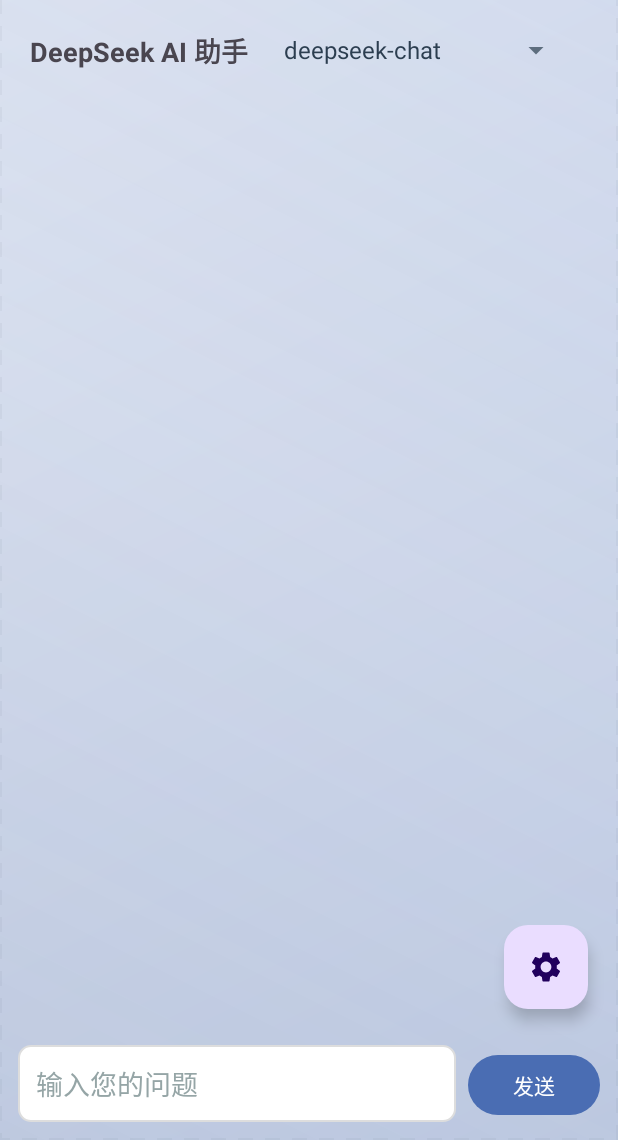
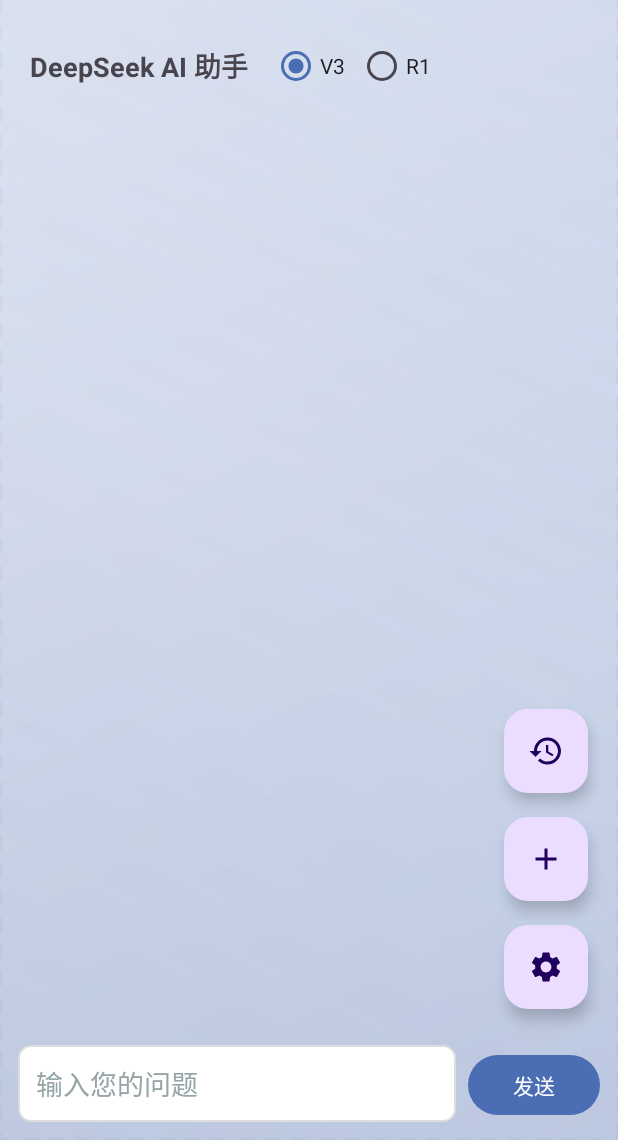
Before and after one commit to YZGUS/BDown, an Android app: the screen it shows after launch (MainActivity), after a tap on "DeepSeek", on a phone screen of 412 x 824 dp, the part 96-1236 px from its top. Run offline under Robolectric (Android 15) with nearby library versions, the phone set to English and light mode, and no system bars; libraries missing offline, so code that uses them is left out: com.alibaba.fastjson2, io.noties.markwon; 3 statements that could not run were skipped.

Commit message:
Feature: 优化 DeepSeek 交互页面

```diff
--- a/app/src/main/java/com/yz/bdown/fragment/deepseek/DeepSeekFragment.java
+++ b/app/src/main/java/com/yz/bdown/fragment/deepseek/DeepSeekFragment.java
@@ -4,21 +4,24 @@ import static com.yz.bdown.contents.DeepSeekModelEnum.R1;
 import static com.yz.bdown.contents.DeepSeekModelEnum.V3;
 
 import android.app.AlertDialog;
+import android.content.ClipData;
+import android.content.ClipboardManager;
 import android.content.Context;
 import android.content.SharedPreferences;
 import android.os.Bundle;
 import android.os.Handler;
 import android.os.Looper;
 import android.text.TextUtils;
+import android.util.Log;
 import android.view.LayoutInflater;
 import android.view.View;
 import android.view.ViewGroup;
-import android.widget.AdapterView;
-import android.widget.ArrayAdapter;
 import android.widget.Button;
 import android.widget.EditText;
 import android.widget.ProgressBar;
-import android.widget.Spinner;
+import android.widget.RadioButton;
+import android.widget.RadioGroup;
+import android.widget.Toast;
 
 import androidx.annotation.NonNull;
 import androidx.annotation.Nullable;
@@ -40,6 +43,7 @@ import java.util.List;
 import java.util.concurrent.atomic.AtomicBoolean;
 
 import io.noties.markwon.Markwon;
+import io.noties.markwon.core.CorePlugin;
 import io.noties.markwon.ext.strikethrough.StrikethroughPlugin;
 import io.noties.markwon.ext.tables.TablePlugin;
 import io.noties.markwon.ext.tasklist.TaskListPlugin;
@@ -60,15 +64,17 @@ public class DeepSeekFragment extends Fragment {
     private RecyclerView chatRecyclerView;
     private ProgressBar progressBar;
     private FloatingActionButton settingsButton;
-    private Spinner modelSelector;
+    private FloatingActionButton newChatButton;
+    private FloatingActionButton historyDrawingButton;
+    private RadioGroup modelSelector;
+    private RadioButton v3RadioButton;
+    private RadioButton r1RadioButton;
     private Handler mainHandler;
 
     // 当前API调用，用于取消请求
-    private okhttp3.Call currentCall;
     private AtomicBoolean isCancelled = new AtomicBoolean(false);
 
-    private final String[] MODEL_OPTIONS = {"deepseek-chat", "deepseek-reasoner"};
-    private String currentModel = MODEL_OPTIONS[0];
+    private String currentModel = R1.getModel();
 
     private List<ChatMessage> messageHistory = new ArrayList<>();
     private ChatMessageAdapter chatAdapter;
@@ -81,9 +87,6 @@ public class DeepSeekFragment extends Fragment {
     private int consecutiveFailures = 0;
     private static final int MAX_FAILURES = 3;
     private int currentAssistantMessageIndex = -1;
-
-    // 在 DeepSeekFragment 类中添加成员变量用于累积当前提问的思考内容
-    private StringBuilder currentReasoningContent = new StringBuilder();
 
     @Nullable
     @Override
@@ -102,6 +105,9 @@ public class DeepSeekFragment extends Fragment {
         // 设置事件监听
         setupListeners();
 
+        // 设置双击复制功能
+        setupCopyOnDoubleTap();
+
         return view;
     }
 
@@ -111,6 +117,7 @@ public class DeepSeekFragment extends Fragment {
     private void initMarkwon() {
         // 配置 Markwon 实例，使用多个插件以支持丰富的 Markdown 功能
         markwon = Markwon.builder(requireContext())
+                .usePlugin(CorePlugin.create())
                 .usePlugin(StrikethroughPlugin.create())
                 .usePlugin(TablePlugin.create(requireContext()))
                 .usePlugin(TaskListPlugin.create(requireContext()))
@@ -128,7 +135,11 @@ public class DeepSeekFragment extends Fragment {
         chatRecyclerView = view.findViewById(R.id.deepseek_chat_recycler_view);
         progressBar = view.findViewById(R.id.deepseek_progress);
         settingsButton = view.findViewById(R.id.deepseek_settings_button);
+        newChatButton = view.findViewById(R.id.new_chat_button);
+        historyDrawingButton = view.findViewById(R.id.history_drawing_button);
         modelSelector = view.findViewById(R.id.model_selector);
+        v3RadioButton = view.findViewById(R.id.model_v3);
+        r1RadioButton = view.findViewById(R.id.model_r1);
         mainHandler = new Handler(Looper.getMainLooper());
 
         // 设置RecyclerView
@@ -144,36 +155,48 @@ public class DeepSeekFragment extends Fragment {
      * 设置模型选择器
      */
     private void setupModelSelector() {
-        ArrayAdapter<String> adapter = new ArrayAdapter<>(
-                requireContext(),
-                android.R.layout.simple_spinner_item,
-                MODEL_OPTIONS
-        );
-        adapter.setDropDownViewResource(android.R.layout.simple_spinner_dropdown_item);
-        modelSelector.setAdapter(adapter);
-
         // 加载保存的模型选择
         String savedModel = getSelectedModel();
-        for (int i = 0; i < MODEL_OPTIONS.length; i++) {
-            if (MODEL_OPTIONS[i].equals(savedModel)) {
-                modelSelector.setSelection(i);
-                currentModel = savedModel;
-                break;
-            }
+
+        // 根据保存的模型设置选中状态
+        if (R1.getModel().equals(savedModel)) {
+            r1RadioButton.setChecked(true);
+            currentModel = R1.getModel();
+        } else {
+            v3RadioButton.setChecked(true);
+            currentModel = V3.getModel();
         }
 
-        modelSelector.setOnItemSelectedListener(new AdapterView.OnItemSelectedListener() {
-            @Override
-            public void onItemSelected(AdapterView<?> parent, View view, int position, long id) {
-                currentModel = MODEL_OPTIONS[position];
-                saveSelectedModel(currentModel);
+        // 设置RadioGroup监听器
+        modelSelector.setOnCheckedChangeListener((group, checkedId) -> {
+            if (checkedId == R.id.model_v3) {
+                currentModel = V3.getModel();
+            } else if (checkedId == R.id.model_r1) {
+                currentModel = R1.getModel();
             }
+            saveSelectedModel(currentModel);
+        });
+    }
 
-            @Override
-            public void onNothingSelected(AdapterView<?> parent) {
-                // 什么也不做
+    /**
+     * 设置双击复制功能
+     */
+    private void setupCopyOnDoubleTap() {
+        chatAdapter.setOnItemDoubleClickListener(message -> {
+            if (message != null && !TextUtils.isEmpty(message.getContent())) {
+                copyToClipboard(message.getContent());
+                Toast.makeText(requireContext(), "文本已复制到剪贴板", Toast.LENGTH_SHORT).show();
             }
         });
+    }
+
+    /**
+     * 复制文本到剪贴板
+     */
+    private void copyToClipboard(String text) {
+        ClipboardManager clipboard = (ClipboardManager) requireContext().getSystemService(Context.CLIPBOARD_SERVICE);
+        ClipData clip = ClipData.newPlainText("聊天消息", text);
+        clipboard.setPrimaryClip(clip);
     }
 
     /**
@@ -211,6 +234,26 @@ public class DeepSeekFragment extends Fragment {
         });
 
         settingsButton.setOnClickListener(v -> showApiKeyDialog());
+
+        // 设置新增对话按钮点击事件
+        newChatButton.setOnClickListener(v -> {
+            AlertDialog.Builder builder = new AlertDialog.Builder(requireContext())
+                    .setTitle("新增对话")
+                    .setMessage("确定要开始新的对话吗？当前对话历史将被清空。")
+                    .setPositiveButton("确定", (dialog, which) -> {
+                        // 清空对话历史
+                        messageHistory.clear();
+                        chatAdapter.notifyDataSetChanged();
+                        Toast.makeText(requireContext(), "已开始新对话", Toast.LENGTH_SHORT).show();
+                    })
+                    .setNegativeButton("取消", null);
+            builder.show();
+        });
+
+        // 设置历史会话按钮点击事件
+        historyDrawingButton.setOnClickListener(v -> {
+            Toast.makeText(requireContext(), "历史会话功能将在后续版本中推出", Toast.LENGTH_SHORT).show();
+        });
     }
 
     /**
@@ -225,7 +268,6 @@ public class DeepSeekFragment extends Fragment {
         currentAssistantMessageIndex = messageHistory.size();
         ChatMessage assistantMessage = new ChatMessage("assistant", "");
         assistantMessage.setInProgress(true);
-        // 确保初始化reasoning为空
         assistantMessage.setReasoning("");
 
         messageHistory.add(assistantMessage);
@@ -286,11 +328,34 @@ public class DeepSeekFragment extends Fragment {
 
             // 追加新的思考内容
             message.appendReasoning(newReasoning);
-            message.setContent(message.getFormattedReasoning());
 
-            // 更新UI
-            mainHandler.post(() -> chatAdapter.notifyItemChanged(currentAssistantMessageIndex));
+            // 格式化思考内容并设置为当前内容
+            String formattedReasoning = formatReasoningContent(message.getReasoning());
+            message.setContent(formattedReasoning);
+
+            // 更新UI，不进行自动滚动
+            mainHandler.post(() -> {
+                chatAdapter.notifyItemChanged(currentAssistantMessageIndex);
+            });
         }
+    }
+
+    /**
+     * 格式化思考内容，确保在一个引用块内
+     */
+    private String formatReasoningContent(String reasoning) {
+        if (reasoning == null || reasoning.isEmpty()) {
+            return "";
+        }
+
+        // 将全部内容放在一个引用块中
+        // 替换所有换行符为换行+>空格，确保多行内容在一个引用块内
+        String formatted = reasoning
+                .replaceAll("\n", "\n> ")
+                .trim();
+
+        // 添加引用块标记并确保最后有两个换行符
+        return "> " + formatted + "\n\n";
     }
 
     /**
@@ -304,7 +369,10 @@ public class DeepSeekFragment extends Fragment {
             String currentContent = message.getContent();
             message.setContent(currentContent + newContent);
 
-            mainHandler.post(() -> chatAdapter.notifyItemChanged(currentAssistantMessageIndex));
+            // 更新UI，不进行自动滚动
+            mainHandler.post(() -> {
+                chatAdapter.notifyItemChanged(currentAssistantMessageIndex);
+            });
         }
     }
 
@@ -376,7 +444,16 @@ public class DeepSeekFragment extends Fragment {
             ChatMessage message = messageHistory.get(currentAssistantMessageIndex);
             message.setContent(content);
             message.setInProgress(false);
+
+            // 更新UI，不进行自动滚动
             chatAdapter.notifyItemChanged(currentAssistantMessageIndex);
+
+            // 添加日志记录
+            Log.d(TAG, "回答完成: " + message.toString() +
+                    " | 角色: " + message.getRole() +
+                    " | 内容长度: " + message.getContent().length() +
+                    " | 推理内容长度: " + message.getReasoning().length() +
+                    " | 时间戳: " + message.getTimestamp());
         }
 
         currentAssistantMessageIndex = -1;
@@ -392,12 +469,16 @@ public class DeepSeekFragment extends Fragment {
             sendButton.setBackgroundResource(R.drawable.cancel_button_background);
             promptInput.setEnabled(false);
             modelSelector.setEnabled(false);
+            newChatButton.setEnabled(false);
+            historyDrawingButton.setEnabled(false);
         } else {
             // 请求已完成或已取消
             sendButton.setText(R.string.send_button);
             sendButton.setBackgroundResource(R.drawable.send_button_background);
             promptInput.setEnabled(true);
             modelSelector.setEnabled(true);
+            newChatButton.setEnabled(true);
+            historyDrawingButton.setEnabled(true);
         }
     }
 
@@ -484,7 +565,7 @@ public class DeepSeekFragment extends Fragment {
      */
     private String getSelectedModel() {
         SharedPreferences prefs = requireActivity().getSharedPreferences(PREFS_NAME, Context.MODE_PRIVATE);
-        return prefs.getString("selected_model", MODEL_OPTIONS[0]);
+        return prefs.getString("selected_model", DeepSeekModelEnum.V3.getModel());
     }
 
     /**
--- /dev/null
+++ b/app/src/main/res/drawable/ic_add.xml
@@ -0,0 +1 @@
+<vector xmlns:android="http://schemas.android.com/apk/res/android" android:width="24dp" android:height="24dp" android:viewportWidth="24" android:viewportHeight="24" android:tint="?attr/colorControlNormal"><path android:fillColor="@android:color/white" android:pathData="M19,13h-6v6h-2v-6H5v-2h6V5h2v6h6V13z"/></vector>
--- /dev/null
+++ b/app/src/main/res/drawable/ic_history.xml
@@ -0,0 +1 @@
+<vector xmlns:android="http://schemas.android.com/apk/res/android" android:width="24dp" android:height="24dp" android:viewportWidth="24" android:viewportHeight="24" android:tint="?attr/colorControlNormal"><path android:fillColor="@android:color/white" android:pathData="M13,3c-4.97,0 -9,4.03 -9,9L1,12l3.89,3.89 0.07,0.14L9,12L6,12c0,-3.87 3.13,-7 7,-7s7,3.13 7,7 -3.13,7 -7,7c-1.93,0 -3.68,-0.79 -4.94,-2.06l-1.42,1.42C8.27,19.99 10.51,21 13,21c4.97,0 9,-4.03 9,-9s-4.03,-9 -9,-9zM12,8v5l4.28,2.54 0.72,-1.21 -3.5,-2.08L13.5,8L12,8z"/></vector>
--- a/app/src/main/res/layout/fragment_deepseek.xml
+++ b/app/src/main/res/layout/fragment_deepseek.xml
@@ -23,11 +23,25 @@
             android:textStyle="bold"
             android:layout_marginEnd="16dp"/>
 
-        <Spinner
+        <RadioGroup
             android:id="@+id/model_selector"
             android:layout_width="wrap_content"
             android:layout_height="wrap_content"
-            android:minWidth="150dp"/>
+            android:orientation="horizontal">
+
+            <RadioButton
+                android:id="@+id/model_v3"
+                android:layout_width="wrap_content"
+                android:layout_height="wrap_content"
+                android:text="V3"
+                android:layout_marginEnd="8dp"/>
+
+            <RadioButton
+                android:id="@+id/model_r1"
+                android:layout_width="wrap_content"
+                android:layout_height="wrap_content"
+                android:text="R1"/>
+        </RadioGroup>
     </LinearLayout>
 
     <androidx.recyclerview.widget.RecyclerView
@@ -90,4 +104,22 @@
         app:layout_constraintBottom_toTopOf="@id/input_container"
         app:layout_constraintEnd_toEndOf="parent"/>
 
+    <com.google.android.material.floatingactionbutton.FloatingActionButton
+        android:id="@+id/new_chat_button"
+        android:layout_width="wrap_content"
+        android:layout_height="wrap_content"
+        android:layout_margin="16dp"
+        android:src="@drawable/ic_add"
+        app:layout_constraintBottom_toTopOf="@id/deepseek_settings_button"
+        app:layout_constraintEnd_toEndOf="parent"/>
+
+    <com.google.android.material.floatingactionbutton.FloatingActionButton
+        android:id="@+id/history_drawing_button"
+        android:layout_width="wrap_content"
+        android:layout_height="wrap_content"
+        android:layout_margin="16dp"
+        android:src="@drawable/ic_history"
+        app:layout_constraintBottom_toTopOf="@id/new_chat_button"
+        app:layout_constraintEnd_toEndOf="parent"/>
+
 </androidx.constraintlayout.widget.ConstraintLayout>
```
Also changed, not shown: app/src/main/java/com/yz/bdown/adapter/ChatMessageAdapter.java (+43 -0 lines), app/src/main/java/com/yz/bdown/model/chat/ChatMessage.java (+9 -1 lines).
